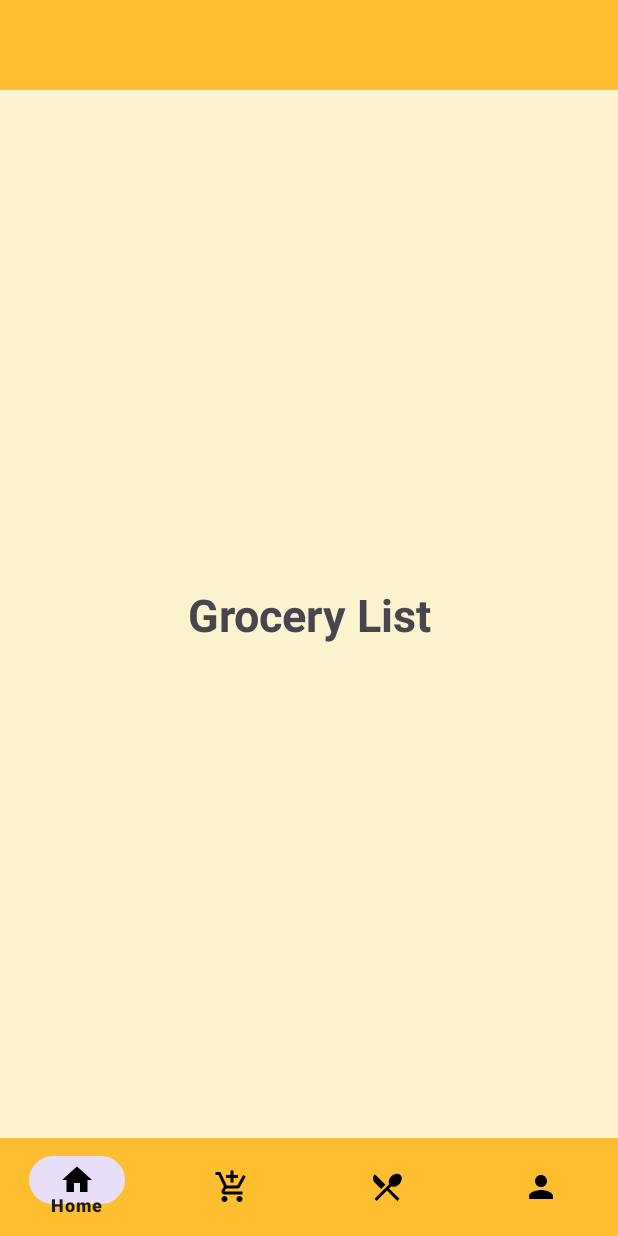
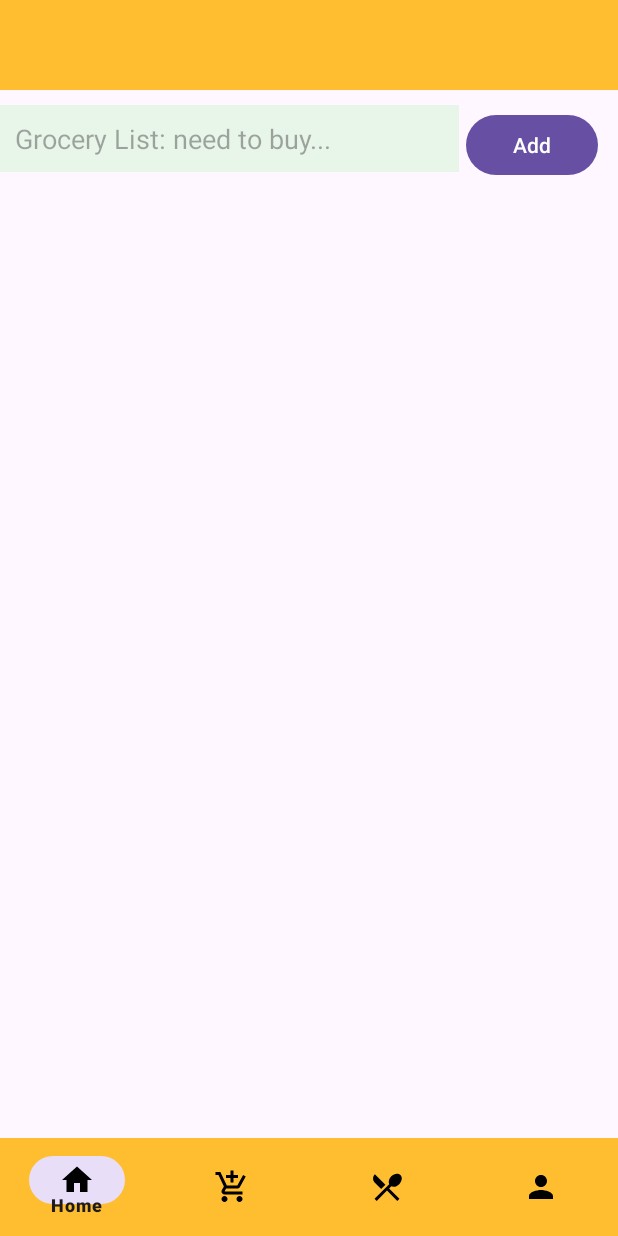
Before and after one commit to Shreya3624/Eat_meal, an Android app: the fragment grocery_list placed in its activity, on a phone screen of 412 x 824 dp. Run offline under Robolectric (Android 15) with nearby library versions, the phone set to English and light mode, and no system bars.

Commit message:
Grocery list commit

```diff
--- a/app/src/main/java/com/example/eat_easy/grocery_list.kt
+++ b/app/src/main/java/com/example/eat_easy/grocery_list.kt
@@ -5,55 +5,49 @@ import androidx.fragment.app.Fragment
 import android.view.LayoutInflater
 import android.view.View
 import android.view.ViewGroup
+import android.widget.ArrayAdapter
+import android.widget.Button
+import android.widget.EditText
+import android.widget.ListView
 
-// TODO: Rename parameter arguments, choose names that match
-// the fragment initialization parameters, e.g. ARG_ITEM_NUMBER
-private const val ARG_PARAM1 = "param1"
-private const val ARG_PARAM2 = "param2"
 
-/**
- * A simple [Fragment] subclass.
- * Use the [grocery_list.newInstance] factory method to
- * create an instance of this fragment.
- */
 class grocery_list : Fragment() {
-    // TODO: Rename and change types of parameters
-    private var param1: String? = null
-    private var param2: String? = null
+    private lateinit var editTextItem: EditText
+    private lateinit var buttonAddItem: Button
+    private lateinit var listViewItems: ListView
+    private val itemsList = ArrayList<String>()
+    private lateinit var adapter: ArrayAdapter<String>
 
-    override fun onCreate(savedInstanceState: Bundle?) {
-        super.onCreate(savedInstanceState)
-        arguments?.let {
-            param1 = it.getString(ARG_PARAM1)
-            param2 = it.getString(ARG_PARAM2)
-        }
-    }
 
     override fun onCreateView(
         inflater: LayoutInflater, container: ViewGroup?,
         savedInstanceState: Bundle?
     ): View? {
         // Inflate the layout for this fragment
-        return inflater.inflate(R.layout.fragment_grocery_list, container, false)
+        val view:View= inflater.inflate(R.layout.fragment_grocery_list, container, false)
+        editTextItem = view.findViewById(R.id.editTextItem)
+        buttonAddItem = view.findViewById(R.id.buttonAddItem)
+        listViewItems =view.findViewById(R.id.listViewItems)
+
+        adapter = ArrayAdapter(requireContext(), android.R.layout.simple_list_item_1, itemsList)
+        listViewItems.adapter = adapter
+
+        buttonAddItem.setOnClickListener {
+            val item = editTextItem.text.toString()
+            if (item.isNotEmpty()) {
+                itemsList.add(item)
+                adapter.notifyDataSetChanged()
+                editTextItem.text.clear()  // Clear the input field after adding the item
+            }
+        }
+
+        listViewItems.setOnItemClickListener { _, _, position, _ ->
+            itemsList.removeAt(position)
+            adapter.notifyDataSetChanged()
+        }
+        return view
     }
 
-    companion object {
-        /**
-         * Use this factory method to create a new instance of
-         * this fragment using the provided parameters.
-         *
-         * @param param1 Parameter 1.
-         * @param param2 Parameter 2.
-         * @return A new instance of fragment grocery_list.
-         */
-        // TODO: Rename and change types and number of parameters
-        @JvmStatic
-        fun newInstance(param1: String, param2: String) =
-            grocery_list().apply {
-                arguments = Bundle().apply {
-                    putString(ARG_PARAM1, param1)
-                    putString(ARG_PARAM2, param2)
-                }
-            }
-    }
+
+
 }
--- a/app/src/main/java/com/example/eat_easy/home.kt
+++ b/app/src/main/java/com/example/eat_easy/home.kt
@@ -22,17 +22,17 @@ class home : Fragment() {
        btnind.setOnClickListener {
            val intent = Intent(activity,recipelist::class.java)
            intent.putExtra("condition",1)
-           startActivity(intent);
+           startActivity(intent)
        }
         btnita.setOnClickListener {
             val intent = Intent(activity,recipelist::class.java)
             intent.putExtra("condition",2)
-            startActivity(intent);
+            startActivity(intent)
         }
         btnmax.setOnClickListener {
             val intent = Intent(activity,recipelist::class.java)
             intent.putExtra("condition",3)
-            startActivity(intent);
+            startActivity(intent)
         }
 // Inflate the layout for this fragment
 
--- a/app/src/main/java/com/example/eat_easy/home_page.kt
+++ b/app/src/main/java/com/example/eat_easy/home_page.kt
@@ -1,10 +1,10 @@
+@file:Suppress("DEPRECATION")
+
 package com.example.eat_easy
 
+import android.os.Bundle
 import androidx.appcompat.app.AppCompatActivity
-import android.os.Bundle
 import androidx.fragment.app.Fragment
-import com.google.android.material.bottomnavigation.BottomNavigationItemView
-import com.google.android.material.bottomnavigation.BottomNavigationMenuView
 import com.google.android.material.bottomnavigation.BottomNavigationView
 
 class home_page : AppCompatActivity() {
--- a/app/src/main/java/com/example/eat_easy/meal_planning.kt
+++ b/app/src/main/java/com/example/eat_easy/meal_planning.kt
@@ -44,10 +44,8 @@ class meal_planning : Fragment() {
     @SuppressLint("MissingInflatedId")
     fun meal_design(){
         val meal_design : View = LayoutInflater.from(requireContext()). inflate(R.layout.meal_design,layoutcontainer,false)
-
-
         val delete : Button = meal_design.findViewById(R.id.delete)
-        var morining:Spinner=meal_design.findViewById(R.id.Breakfast_spi)
+        val morining:Spinner=meal_design.findViewById(R.id.Breakfast_spi)
         val launch:Spinner=meal_design.findViewById(R.id.launch_spi)
         val dinner:Spinner=meal_design.findViewById(R.id.dinner_spi)
         val Mitems = listOf("Item 1", "Item 2", "Item 3", "Item 4")
--- a/app/src/main/res/layout/fragment_grocery_list.xml
+++ b/app/src/main/res/layout/fragment_grocery_list.xml
@@ -1,19 +1,36 @@
 <?xml version="1.0" encoding="utf-8"?>
-<FrameLayout xmlns:android="http://schemas.android.com/apk/res/android"
+<RelativeLayout xmlns:android="http://schemas.android.com/apk/res/android"
     xmlns:tools="http://schemas.android.com/tools"
     android:layout_width="match_parent"
     android:layout_height="match_parent"
     tools:context=".grocery_list">
 
-    <!-- TODO: Update blank fragment layout -->
-    <TextView
-        android:layout_gravity="center"
-        android:gravity="center"
-        android:textSize="30dp"
-        android:textStyle="bold"
-        android:background="#fcf3cf"
+
+    <EditText
+        android:id="@+id/editTextItem"
+        android:layout_width="306dp"
+        android:layout_height="wrap_content"
+        android:layout_marginTop="10dp"
+        android:background="#E8F5E9"
+        android:hint="Grocery List: need to buy..."
+        android:padding="10dp"
+        tools:ignore="TouchTargetSizeCheck" />
+
+    <Button
+        android:id="@+id/buttonAddItem"
+        android:layout_width="wrap_content"
+        android:layout_height="wrap_content"
+        android:layout_below="@id/editTextItem"
+        android:layout_alignParentEnd="true"
+        android:layout_marginTop="-42dp"
+        android:layout_marginEnd="13dp"
+        android:text="Add" />
+
+    <ListView
+        android:id="@+id/listViewItems"
         android:layout_width="match_parent"
-        android:layout_height="match_parent"
-        android:text="Grocery List" />
+        android:layout_height="wrap_content"
+        android:layout_below="@id/buttonAddItem"
+        android:layout_marginTop="10dp" />
 
-</FrameLayout>
+</RelativeLayout>
--- a/app/src/main/res/menu/nav_item.xml
+++ b/app/src/main/res/menu/nav_item.xml
@@ -1,20 +1,25 @@
 <?xml version="1.0" encoding="utf-8"?>
-<menu xmlns:android="http://schemas.android.com/apk/res/android">
+<menu xmlns:tools="http://schemas.android.com/tools"
+    xmlns:android="http://schemas.android.com/apk/res/android">
 <item
     android:id="@+id/nav_home"
     android:title="Home"
-    android:icon="@drawable/home_logo"/>
+    android:icon="@drawable/home_logo"
+    tools:ignore="HardcodedText" />
     <item
         android:id="@+id/nav_glist"
         android:title="GroceryList"
-        android:icon="@drawable/baseline_add_shopping_cart_24"/>
+        android:icon="@drawable/baseline_add_shopping_cart_24"
+        tools:ignore="HardcodedText" />
     <item
         android:id="@+id/nav_mlist"
         android:title="Meal planner"
+        tools:ignore="HardcodedText"
         android:icon="@drawable/baseline_restaurant_menu_24" />
     <item
         android:id="@+id/nav_profile"
         android:title="Profile"
+        tools:ignore="HardcodedText"
         android:icon="@drawable/baseline_person_24"/>
 
 </menu>
```
Also changed, not shown: app/src/main/res/layout/activity_full_view.xml (+9 -5 lines), app/src/main/res/layout/desc_adapter.xml (+10 -5 lines).
